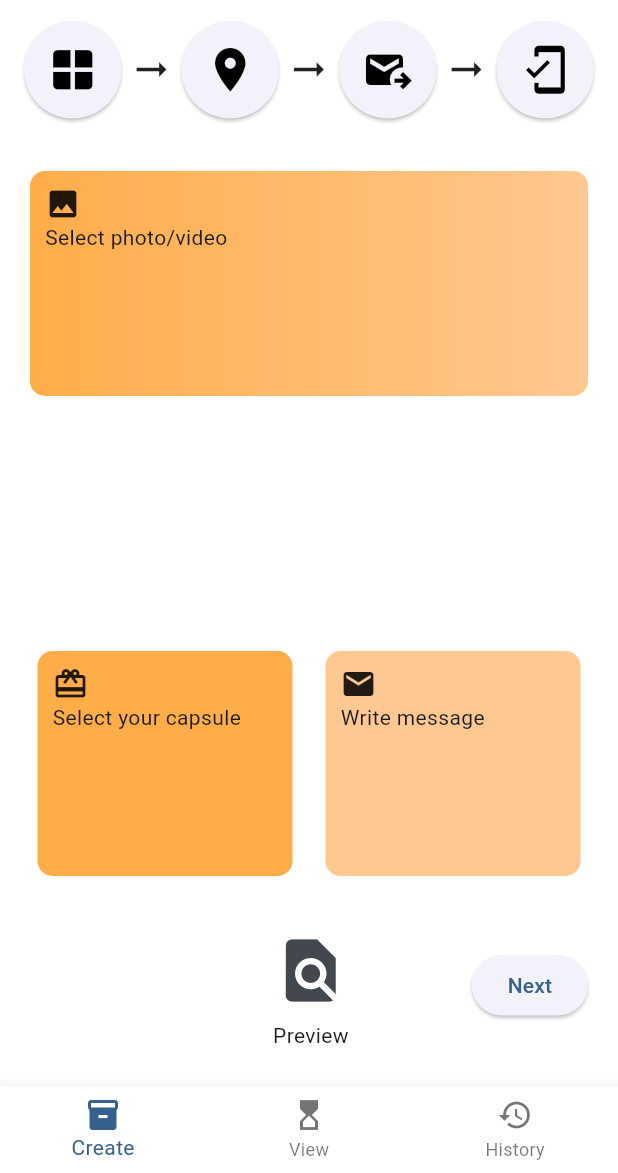
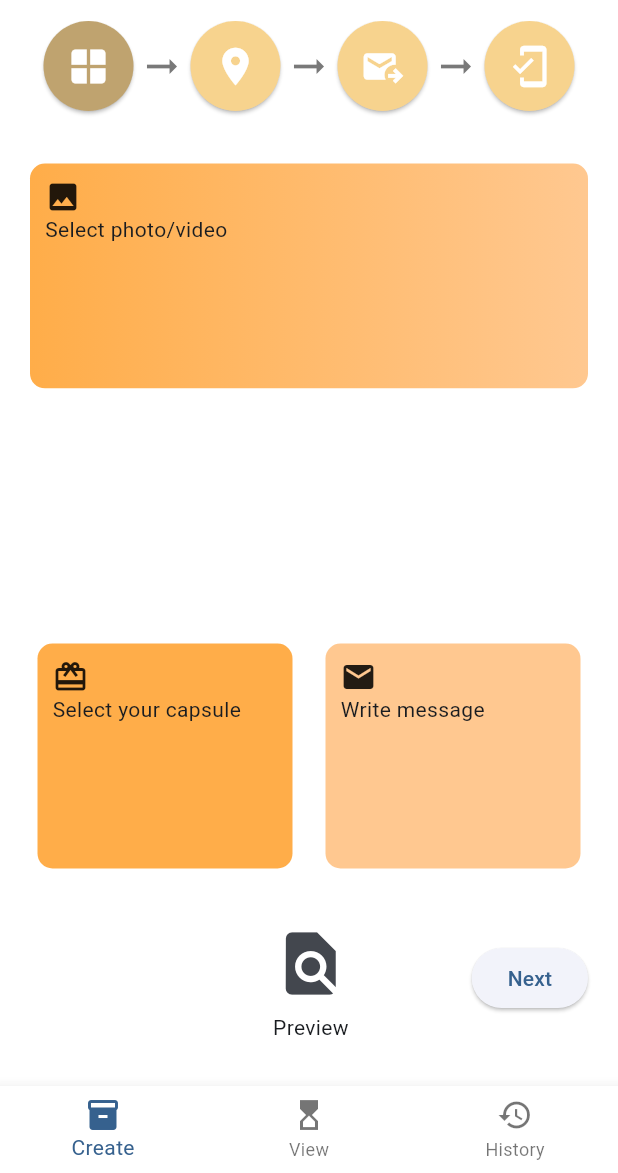
Before and after one commit to YPYT/TimeCapsule, a Flutter app: the screen it shows after launch, on a phone screen of 412 x 824 dp, the part 63-1236 px from its top. Run offline on Flutter 3.47's test engine with Material 3 defaults, Android fonts, the phone set to English and light mode, and no system bars; our stand-ins replace image_picker, shared_preferences; missing offline and left inert: map_location_picker, time_machine.

Commit message:
Change tab icon size and color in create page

```diff
--- a/lib/create/create_screen_1.dart
+++ b/lib/create/create_screen_1.dart
@@ -42,7 +42,7 @@ class _CreateScreenOneState extends State<CreateScreenOne> {
         child: Column(
           children: [
             Row(
-              spacing: 5,
+              spacing: 2,
               mainAxisSize: MainAxisSize.min,
               children: [
                 ElevatedButton(
@@ -50,39 +50,43 @@ class _CreateScreenOneState extends State<CreateScreenOne> {
                   style: ElevatedButton.styleFrom(
                     shape: CircleBorder(),
                     padding: EdgeInsets.all(15),
-                    iconSize: 35,
+                    iconSize: 30,
+                    backgroundColor: Color(0xFFBFA36F),
                   ),
-                  child: Icon(Icons.window, color: Colors.black),
+                  child: Icon(Icons.window, color: Colors.white),
                 ),
-                Icon(Icons.arrow_right_alt, size: 30),
+                Icon(Icons.arrow_right_alt, size: 30, color: Color(0xFF797979)),
                 ElevatedButton(
                   onPressed:  () {},
                   style: ElevatedButton.styleFrom(
                     shape: CircleBorder(),
                     padding: EdgeInsets.all(15),
-                    iconSize: 35,
+                    iconSize: 30,
+                    backgroundColor: Color(0xFFF7D38E),
                   ),
-                  child: Icon(Icons.location_on, color: Colors.black),
+                  child: Icon(Icons.location_on, color: Colors.white),
                 ),
-                Icon(Icons.arrow_right_alt, size: 30),
+                Icon(Icons.arrow_right_alt, size: 30, color: Color(0xFF797979)),
                 ElevatedButton(
                   onPressed:  () {},
                   style: ElevatedButton.styleFrom(
                     shape: CircleBorder(),
                     padding: EdgeInsets.all(15),
-                    iconSize: 35,
+                    iconSize: 30,
+                    backgroundColor: Color(0xFFF7D38E),
                   ),
-                  child: Icon(Icons.outgoing_mail, color: Colors.black),
+                  child: Icon(Icons.outgoing_mail, color: Colors.white),
                 ),
-                Icon(Icons.arrow_right_alt, size: 30),
+                Icon(Icons.arrow_right_alt, size: 30, color: Color(0xFF797979)),
                 ElevatedButton(
                   onPressed:  () {},
                   style: ElevatedButton.styleFrom(
                     shape: CircleBorder(),
                     padding: EdgeInsets.all(15),
-                    iconSize: 35,
+                    iconSize: 30,
+                    backgroundColor: Color(0xFFF7D38E),
                   ),
-                  child: Icon(Icons.mobile_friendly, color: Colors.black),
+                  child: Icon(Icons.mobile_friendly, color: Colors.white),
                 ),
               ],
             ),
```
Also changed, not shown: lib/create/create_screen_2.dart (+16 -12 lines), lib/create/create_screen_3.dart (+16 -12 lines), lib/create/create_screen_4.dart (+16 -12 lines).
